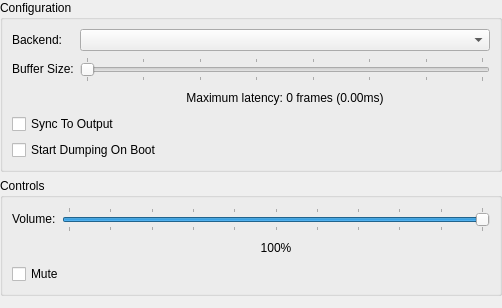
Qt form src/duckstation-qt/audiosettingswidget.ui (kofxi3584karlayang/duckstation) before a commit.
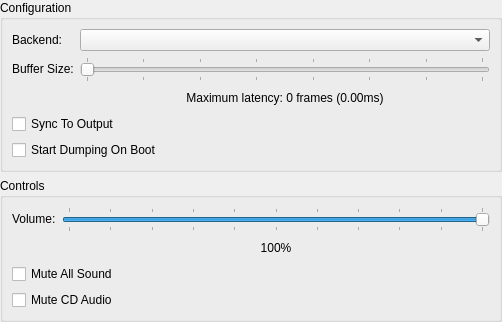
The same form after that commit.

Commit message: CDROM: Add a setting and hotkey to mute CD audio

What changed in the file:
```diff
--- a/src/duckstation-qt/audiosettingswidget.ui
+++ b/src/duckstation-qt/audiosettingswidget.ui
@@ -149,7 +149,14 @@
       <item row="2" column="0" colspan="2">
        <widget class="QCheckBox" name="muted">
         <property name="text">
-         <string>Mute</string>
+         <string>Mute All Sound</string>
+        </property>
+       </widget>
+      </item>
+      <item row="3" column="0" colspan="2">
+       <widget class="QCheckBox" name="muteCDAudio">
+        <property name="text">
+         <string>Mute CD Audio</string>
         </property>
        </widget>
       </item>
```
The commit also changes 7 other files.
